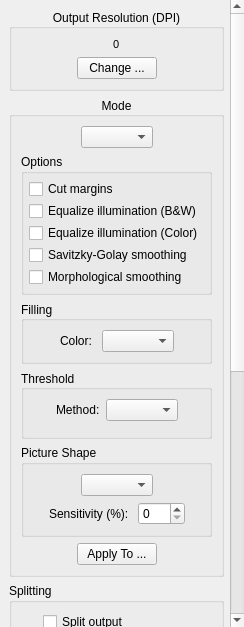
Before: the Qt Designer form filters/output/ui/OutputOptionsWidget.ui in 4lex4/scantailor-advanced, drawn with Qt 5.
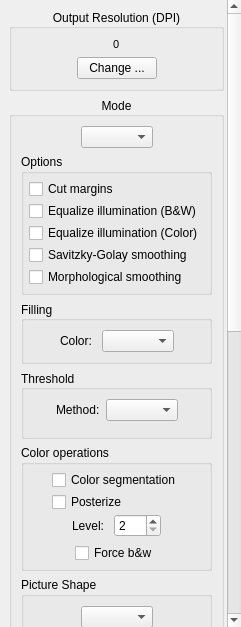
After: the same form once the commit is applied. Icons and pictures are not drawn.

Commit message: ~ Color segmenter [part 3] : integration of the segmenter and posterization into processing.

Patch:
```diff
--- a/filters/output/ui/OutputOptionsWidget.ui
+++ b/filters/output/ui/OutputOptionsWidget.ui
@@ -9,7 +9,7 @@
    <rect>
     <x>0</x>
     <y>0</y>
-    <width>244</width>
+    <width>241</width>
     <height>627</height>
    </rect>
   </property>
@@ -87,8 +87,8 @@
        <rect>
         <x>0</x>
         <y>0</y>
-        <width>227</width>
-        <height>999</height>
+        <width>226</width>
+        <height>1115</height>
        </rect>
       </property>
       <layout class="QVBoxLayout" name="verticalLayout_3">
@@ -471,6 +471,221 @@
             </layout>
            </widget>
           </item>
+          <item>
+           <widget class="QGroupBox" name="colorOperationsOptions">
+            <property name="styleSheet">
+             <string notr="true"/>
+            </property>
+            <property name="title">
+             <string>Color operations</string>
+            </property>
+            <layout class="QHBoxLayout" name="horizontalLayout_15">
+             <property name="leftMargin">
+              <number>0</number>
+             </property>
+             <property name="topMargin">
+              <number>0</number>
+             </property>
+             <property name="rightMargin">
+              <number>0</number>
+             </property>
+             <property name="bottomMargin">
+              <number>0</number>
+             </property>
+             <item>
+              <spacer name="horizontalSpacer_30">
+               <property name="orientation">
+                <enum>Qt::Horizontal</enum>
+               </property>
+               <property name="sizeHint" stdset="0">
+                <size>
+                 <width>1</width>
+                 <height>1</height>
+                </size>
+               </property>
+              </spacer>
+             </item>
+             <item>
+              <layout class="QVBoxLayout" name="verticalLayout_14">
+               <property name="spacing">
+                <number>2</number>
+               </property>
+               <property name="leftMargin">
+                <number>5</number>
+               </property>
+               <property name="topMargin">
+                <number>5</number>
+               </property>
+               <property name="rightMargin">
+                <number>5</number>
+               </property>
+               <property name="bottomMargin">
+                <number>5</number>
+               </property>
+               <item>
+                <widget class="QCheckBox" name="colorSegmentationCB">
+                 <property name="toolTip">
+                  <string>Split the image into color segments and colorize b&amp;w mask.</string>
+                 </property>
+                 <property name="statusTip">
+                  <string/>
+                 </property>
+                 <property name="text">
+                  <string>Color segmentation</string>
+                 </property>
+                </widget>
+               </item>
+               <item>
+                <widget class="QCheckBox" name="posterizeCB">
+                 <property name="toolTip">
+                  <string>Reduce the number of colors of the output image by grouping similar colors.</string>
+                 </property>
+                 <property name="statusTip">
+                  <string/>
+                 </property>
+                 <property name="text">
+                  <string>Posterize</string>
+                 </property>
+                </widget>
+               </item>
+               <item>
+                <widget class="QWidget" name="posterizeOptionsWidget" native="true">
+                 <layout class="QVBoxLayout" name="verticalLayout_15">
+                  <property name="leftMargin">
+                   <number>0</number>
+                  </property>
+                  <property name="topMargin">
+                   <number>0</number>
+                  </property>
+                  <property name="rightMargin">
+                   <number>0</number>
+                  </property>
+                  <property name="bottomMargin">
+                   <number>0</number>
+                  </property>
+                  <item>
+                   <layout class="QHBoxLayout" name="horizontalLayout_17">
+                    <property name="topMargin">
+                     <number>0</number>
+                    </property>
+                    <item>
+                     <spacer name="horizontalSpacer_32">
+                      <property name="orientation">
+                       <enum>Qt::Horizontal</enum>
+                      </property>
+                      <property name="sizeHint" stdset="0">
+                       <size>
+                        <width>15</width>
+                        <height>1</height>
+                       </size>
+                      </property>
+                     </spacer>
+                    </item>
+                    <item>
+                     <widget class="QLabel" name="posterizeLevelLabel">
+                      <property name="text">
+                       <string>Level: </string>
+                      </property>
+                     </widget>
+                    </item>
+                    <item>
+                     <widget class="QSpinBox" name="posterizeLevelSB">
+                      <property name="toolTip">
+                       <string>Lower value means lower count of colors in the output image, values between 2 and 6 inclusive guarantee an indexed image.</string>
+                      </property>
+                      <property name="alignment">
+                       <set>Qt::AlignLeading|Qt::AlignLeft|Qt::AlignVCenter</set>
+                      </property>
+                      <property name="minimum">
+                       <number>2</number>
+                      </property>
+                      <property name="maximum">
+                       <number>255</number>
+                      </property>
+                     </widget>
+                    </item>
+                    <item>
+                     <spacer name="horizontalSpacer_33">
+                      <property name="orientation">
+                       <enum>Qt::Horizontal</enum>
+                      </property>
+                      <property name="sizeHint" stdset="0">
+                       <size>
+                        <width>1</width>
+                        <height>1</height>
+                       </size>
+                      </property>
+                     </spacer>
+                    </item>
+                   </layout>
+                  </item>
+                  <item>
+                   <layout class="QHBoxLayout" name="horizontalLayout_18">
+                    <property name="topMargin">
+                     <number>0</number>
+                    </property>
+                    <item>
+                     <spacer name="horizontalSpacer_34">
+                      <property name="orientation">
+                       <enum>Qt::Horizontal</enum>
+                      </property>
+                      <property name="sizeHint" stdset="0">
+                       <size>
+                        <width>15</width>
+                        <height>1</height>
+                       </size>
+                      </property>
+                     </spacer>
+                    </item>
+                    <item>
+                     <widget class="QCheckBox" name="posterizeForceBwCB">
+                      <property name="toolTip">
+                       <string>Make dark and light gray gradients black and white respectively.</string>
+                      </property>
+                      <property name="statusTip">
+                       <string/>
+                      </property>
+                      <property name="text">
+                       <string>Force b&amp;&amp;w</string>
+                      </property>
+                     </widget>
+                    </item>
+                    <item>
+                     <spacer name="horizontalSpacer_35">
+                      <property name="orientation">
+                       <enum>Qt::Horizontal</enum>
+                      </property>
+                      <property name="sizeHint" stdset="0">
+                       <size>
+                        <width>1</width>
+                        <height>1</height>
+                       </size>
+                      </property>
+                     </spacer>
+                    </item>
+                   </layout>
+                  </item>
+                 </layout>
+                </widget>
+               </item>
+              </layout>
+             </item>
+             <item>
+              <spacer name="horizontalSpacer_31">
+               <property name="orientation">
+                <enum>Qt::Horizontal</enum>
+               </property>
+               <property name="sizeHint" stdset="0">
+                <size>
+                 <width>1</width>
+                 <height>1</height>
+                </size>
+               </property>
+              </spacer>
+             </item>
+            </layout>
+           </widget>
+          </item>
           <item>
            <widget class="QGroupBox" name="pictureShapeOptions">
             <property name="title">
```
Left out of the diff: 6 changed lines with no effect on the pictures. The commit also changes 18 other files.
